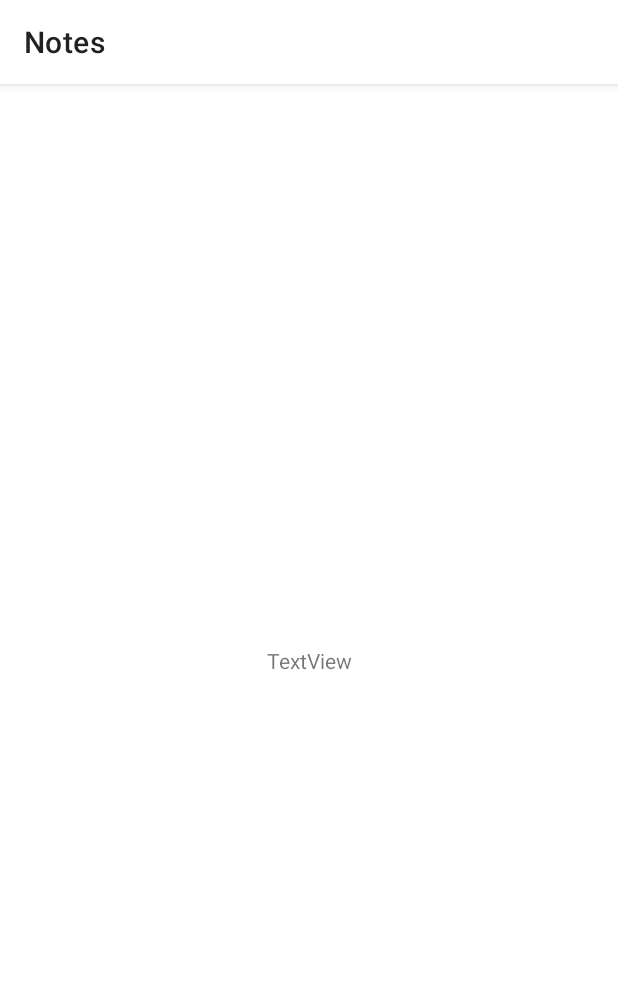
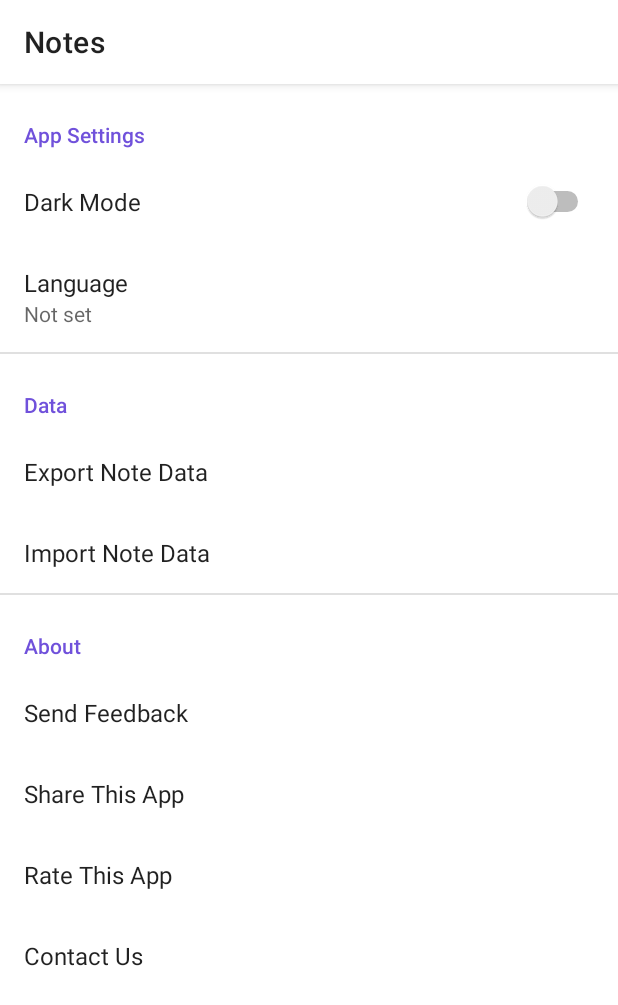
Before and after one commit to Enes-Kayiklik/PostIt, an Android app: the SettingsFragment screen opened through its navigation route, on a phone screen of 412 x 824 dp. Shown: the top 1005 px of the screen. Run offline under Robolectric (Android 15) with nearby library versions, the phone set to English and light mode, and no system bars; our stand-ins replace Dagger/Hilt's generated code, androidx.preference, navigation-ui; libraries missing offline, so code that uses them is left out: androidx.hilt.lifecycle; 1 statement that could not run was skipped.

Commit message:
added SettingsFragment.kt

```diff
--- a/app/src/main/java/com/eneskayiklik/post_it/di/Export.kt
+++ b/app/src/main/java/com/eneskayiklik/post_it/di/Export.kt
@@ -17,8 +17,9 @@ object Export {
     @Provides
     @Singleton
     fun provideExporter(
-        @ApplicationContext context: Context
-    ): Exporter = Exporter(context)
+        @ApplicationContext context: Context,
+        fileName: String
+    ): Exporter = Exporter(context, fileName)
 
     @Provides
     fun providesRes(
--- a/app/src/main/java/com/eneskayiklik/post_it/ui/settings/SettingsFragment.kt
+++ b/app/src/main/java/com/eneskayiklik/post_it/ui/settings/SettingsFragment.kt
@@ -1,6 +1,75 @@
 package com.eneskayiklik.post_it.ui.settings
 
-import androidx.fragment.app.Fragment
+import android.app.Activity
+import android.content.Intent
+import android.os.Bundle
+import android.view.View
+import androidx.fragment.app.viewModels
+import androidx.lifecycle.Observer
+import androidx.preference.Preference
+import androidx.preference.PreferenceFragmentCompat
 import com.eneskayiklik.post_it.R
+import com.eneskayiklik.post_it.helper.Exporter
+import com.eneskayiklik.post_it.ui.main.notes.NoteViewModel
+import com.eneskayiklik.post_it.util.Constants
+import dagger.hilt.android.AndroidEntryPoint
+import javax.inject.Inject
 
-class SettingsFragment : Fragment(R.layout.fragment_settings)
+@AndroidEntryPoint
+class SettingsFragment : PreferenceFragmentCompat() {
+    @Inject
+    lateinit var exporter: Exporter
+    private val noteViewModel by viewModels<NoteViewModel>()
+    override fun onViewCreated(view: View, savedInstanceState: Bundle?) {
+        super.onViewCreated(view, savedInstanceState)
+        val exportData: Preference? = findPreference(this.getString(R.string.export_key))
+        val importData: Preference? = findPreference(this.getString(R.string.import_key))
+
+        exportData?.setOnPreferenceClickListener {
+            startExportDataIntent()
+            true
+        }
+
+        importData?.setOnPreferenceClickListener {
+            startImportDataIntent()
+            true
+        }
+    }
+
+    private fun startImportDataIntent() {
+        Intent(Intent.ACTION_GET_CONTENT).apply {
+            type = "*/*"
+            startActivityForResult(this, Constants.READ_INTENT)
+        }
+    }
+
+    private fun startExportDataIntent() {
+        Intent(Intent.ACTION_CREATE_DOCUMENT).apply {
+            type = "text/json"
+            addCategory(Intent.CATEGORY_OPENABLE)
+            putExtra(Intent.EXTRA_TITLE, exporter.name)
+            startActivityForResult(this, Constants.WRITE_INTENT)
+        }
+    }
+
+    override fun onActivityResult(requestCode: Int, resultCode: Int, data: Intent?) {
+        super.onActivityResult(requestCode, resultCode, data)
+        if (resultCode == Activity.RESULT_OK) {
+            when (requestCode) {
+                Constants.WRITE_INTENT -> noteViewModel.notes.observe(this, Observer { note ->
+                    data?.data?.let { exporter.exportData(it, note) }
+                })
+
+                Constants.READ_INTENT -> data?.data?.let {
+                    exporter.importData(it)?.forEach { note ->
+                        noteViewModel.addNote(note)
+                    }
+                }
+            }
+        }
+    }
+
+    override fun onCreatePreferences(savedInstanceState: Bundle?, rootKey: String?) {
+        setPreferencesFromResource(R.xml.fragment_settings, rootKey)
+    }
+}
--- /dev/null
+++ b/app/src/main/res/drawable/ic_note.xml
@@ -0,0 +1,10 @@
+<vector xmlns:android="http://schemas.android.com/apk/res/android"
+    android:width="24dp"
+    android:height="24dp"
+    android:tint="?attr/colorControlNormal"
+    android:viewportWidth="24"
+    android:viewportHeight="24">
+    <path
+        android:fillColor="@android:color/white"
+        android:pathData="M3,18h12v-2L3,16v2zM3,6v2h18L21,6L3,6zM3,13h18v-2L3,11v2z" />
+</vector>
--- /dev/null
+++ b/app/src/main/res/drawable/ic_settings.xml
@@ -0,0 +1,10 @@
+<vector xmlns:android="http://schemas.android.com/apk/res/android"
+    android:width="24dp"
+    android:height="24dp"
+    android:tint="?attr/colorControlNormal"
+    android:viewportWidth="24"
+    android:viewportHeight="24">
+    <path
+        android:fillColor="@android:color/white"
+        android:pathData="M19.14,12.94c0.04,-0.3 0.06,-0.61 0.06,-0.94c0,-0.32 -0.02,-0.64 -0.07,-0.94l2.03,-1.58c0.18,-0.14 0.23,-0.41 0.12,-0.61l-1.92,-3.32c-0.12,-0.22 -0.37,-0.29 -0.59,-0.22l-2.39,0.96c-0.5,-0.38 -1.03,-0.7 -1.62,-0.94L14.4,2.81c-0.04,-0.24 -0.24,-0.41 -0.48,-0.41h-3.84c-0.24,0 -0.43,0.17 -0.47,0.41L9.25,5.35C8.66,5.59 8.12,5.92 7.63,6.29L5.24,5.33c-0.22,-0.08 -0.47,0 -0.59,0.22L2.74,8.87C2.62,9.08 2.66,9.34 2.86,9.48l2.03,1.58C4.84,11.36 4.8,11.69 4.8,12s0.02,0.64 0.07,0.94l-2.03,1.58c-0.18,0.14 -0.23,0.41 -0.12,0.61l1.92,3.32c0.12,0.22 0.37,0.29 0.59,0.22l2.39,-0.96c0.5,0.38 1.03,0.7 1.62,0.94l0.36,2.54c0.05,0.24 0.24,0.41 0.48,0.41h3.84c0.24,0 0.44,-0.17 0.47,-0.41l0.36,-2.54c0.59,-0.24 1.13,-0.56 1.62,-0.94l2.39,0.96c0.22,0.08 0.47,0 0.59,-0.22l1.92,-3.32c0.12,-0.22 0.07,-0.47 -0.12,-0.61L19.14,12.94zM12,15.6c-1.98,0 -3.6,-1.62 -3.6,-3.6s1.62,-3.6 3.6,-3.6s3.6,1.62 3.6,3.6S13.98,15.6 12,15.6z" />
+</vector>
--- a/app/src/main/res/layout/fragment_settings.xml
+++ /dev/null
@@ -1,17 +0,0 @@
-<?xml version="1.0" encoding="utf-8"?>
-<androidx.constraintlayout.widget.ConstraintLayout xmlns:android="http://schemas.android.com/apk/res/android"
-    xmlns:app="http://schemas.android.com/apk/res-auto"
-    android:layout_width="match_parent"
-    android:layout_height="match_parent">
-
-    <TextView
-        android:id="@+id/textView"
-        android:layout_width="wrap_content"
-        android:layout_height="wrap_content"
-        android:text="TextView"
-        app:layout_constraintBottom_toBottomOf="parent"
-        app:layout_constraintEnd_toEndOf="parent"
-        app:layout_constraintHorizontal_bias="0.5"
-        app:layout_constraintStart_toStartOf="parent"
-        app:layout_constraintTop_toTopOf="parent" />
-</androidx.constraintlayout.widget.ConstraintLayout>
--- a/app/src/main/res/menu/main_drawer_menu.xml
+++ b/app/src/main/res/menu/main_drawer_menu.xml
@@ -5,17 +5,15 @@
         android:checkableBehavior="single">
         <item
             android:id="@+id/notesFragment"
-            android:title="Notes" />
+            android:icon="@drawable/ic_note"
+            android:title="@string/notes" />
     </group>
-    <item
-        android:id="@+id/settingsFragment"
-        android:title="Settings" />
-    <item
-        android:id="@+id/exportData"
-        android:title="@string/export_data" />
-
-    <item
-        android:id="@+id/importData"
-        android:title="@string/import_data" />
-
+    <group
+        android:id="@+id/GroupTwo"
+        android:checkableBehavior="single">
+        <item
+            android:id="@+id/settingsFragment"
+            android:icon="@drawable/ic_settings"
+            android:title="@string/settings" />
+    </group>
 </menu>
--- a/app/src/main/res/navigation/main_navigaiton.xml
+++ b/app/src/main/res/navigation/main_navigaiton.xml
@@ -29,5 +29,5 @@
     <fragment
         android:id="@+id/settingsFragment"
         android:name="com.eneskayiklik.post_it.ui.settings.SettingsFragment"
-        android:label="SettingsFragment" />
+        android:label="Settings" />
 </navigation>
--- /dev/null
+++ b/app/src/main/res/values/arrays.xml
@@ -0,0 +1,7 @@
+<?xml version="1.0" encoding="utf-8"?>
+<resources>
+    <string-array name="languages">
+        <item>tr-TR</item>
+        <item>en-EN</item>
+    </string-array>
+</resources>
--- a/app/src/main/res/values/strings.xml
+++ b/app/src/main/res/values/strings.xml
@@ -1,5 +1,5 @@
 <resources>
-    <string name="app_name">Post-it</string>
+    <string name="app_name">Post It</string>
 
     <string name="sort_by">Sort By</string>
     <string name="sort_by_date">Sort By Date</string>
@@ -7,8 +7,8 @@
 
     <string name="note_hint">Note</string>
     <string name="title">Title</string>
-
     <string name="notes">Notes</string>
+    <string name="settings">Settings</string>
     <string name="save">Save</string>
     <string name="search">Search</string>
     <string name="change_note_type">Change note type</string>
@@ -26,4 +26,25 @@
     <string name="import_data">Import Data</string>
     <string name="export_file_name">Export Backup.json</string>
     <string name="input_data_error">Input all require data</string>
+
+    <string name="app_settings">App Settings</string>
+    <string name="language">Language</string>
+    <string name="dark_mode">Dark Mode</string>
+    <string name="data">Data</string>
+    <string name="export_note">Export Note Data</string>
+    <string name="import_note">Import Note Data</string>
+    <string name="about">About</string>
+    <string name="send_feedback">Send Feedback</string>
+    <string name="share_this_app">Share This App</string>
+    <string name="rate_this_app">Rate This App</string>
+    <string name="contact_us">Contact Us</string>
+
+    <string name="import_key">import_key</string>
+    <string name="export_key">export_key</string>
+    <string name="send_feedback_key">send_feedback_key</string>
+    <string name="share_this_app_key">share_this_app_key</string>
+    <string name="rate_this_app_key">rate_this_app_key</string>
+    <string name="language_key">language_key</string>
+    <string name="dark_mode_key">dark_mode_key</string>
+    <string name="contact_us_key">contact_us_key</string>
 </resources>
--- /dev/null
+++ b/app/src/main/res/xml/fragment_settings.xml
@@ -0,0 +1,53 @@
+<androidx.preference.PreferenceScreen xmlns:android="http://schemas.android.com/apk/res/android"
+    xmlns:app="http://schemas.android.com/apk/res-auto">
+    <PreferenceCategory
+        app:iconSpaceReserved="false"
+        app:title="@string/app_settings">
+        <SwitchPreference
+            app:defaultValue="false"
+            app:iconSpaceReserved="false"
+            app:key="@string/dark_mode_key"
+            app:title="@string/dark_mode" />
+        <DropDownPreference
+            android:entryValues="@array/languages"
+            app:entries="@array/languages"
+            app:iconSpaceReserved="false"
+            app:key="@string/language_key"
+            app:title="@string/language"
+            app:useSimpleSummaryProvider="true" />
+    </PreferenceCategory>
+
+    <PreferenceCategory
+        app:iconSpaceReserved="false"
+        app:title="@string/data">
+        <Preference
+            app:iconSpaceReserved="false"
+            app:key="@string/export_key"
+            app:title="@string/export_note" />
+        <Preference
+            app:iconSpaceReserved="false"
+            app:key="@string/import_key"
+            app:title="@string/import_note" />
+    </PreferenceCategory>
+
+    <PreferenceCategory
+        app:iconSpaceReserved="false"
+        app:title="@string/about">
+        <Preference
+            app:iconSpaceReserved="false"
+            app:key="@string/send_feedback_key"
+            app:title="@string/send_feedback" />
+        <Preference
+            app:iconSpaceReserved="false"
+            app:key="@string/share_this_app_key"
+            app:title="@string/share_this_app" />
+        <Preference
+            app:iconSpaceReserved="false"
+            app:key="@string/rate_this_app_key"
+            app:title="@string/rate_this_app" />
+        <Preference
+            app:iconSpaceReserved="false"
+            app:key="@string/contact_us_key"
+            app:title="@string/contact_us" />
+    </PreferenceCategory>
+</androidx.preference.PreferenceScreen>
```
Also changed, not shown: app/build.gradle (+7 -4 lines), app/src/main/java/com/eneskayiklik/post_it/helper/Exporter.kt (+6 -2 lines), app/src/main/java/com/eneskayiklik/post_it/ui/MainActivity.kt (+1 -53 lines), app/src/main/res/drawable/ic_drawer.xml (deleted, +0 -21 lines), app/src/main/res/drawable/ic_fence.xml (deleted, +0 -10 lines).
